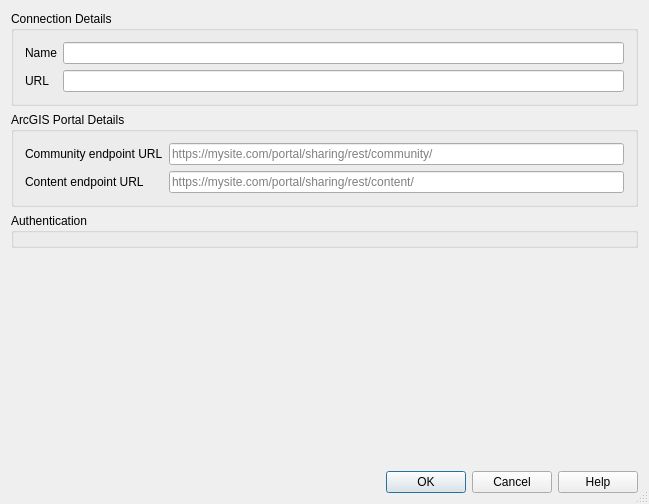
qgis/QGIS, file src/ui/qgsnewarcgisrestconnectionbase.ui: the form before one commit.
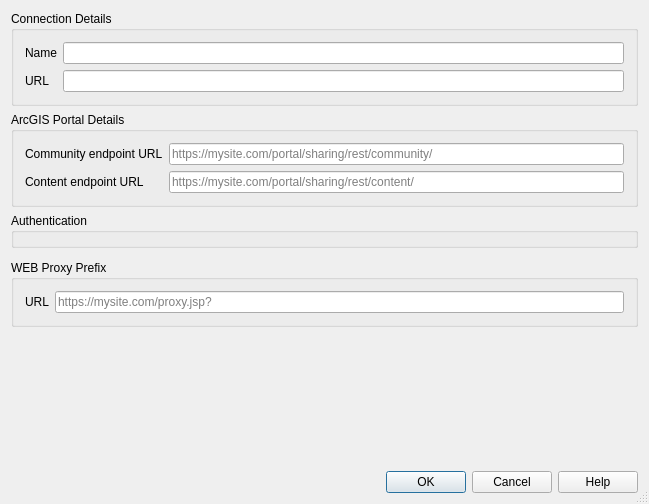
The form after the commit. Custom widgets are drawn as their Qt base class.

Commit message: Support of the ArcGIS server links with WEB Proxy prefixes

Diff of the .ui file:
```diff
--- a/src/ui/qgsnewarcgisrestconnectionbase.ui
+++ b/src/ui/qgsnewarcgisrestconnectionbase.ui
@@ -20,7 +20,7 @@
    <bool>true</bool>
   </property>
   <layout class="QGridLayout" name="gridLayout_4">
-   <item row="5" column="0">
+   <item row="6" column="0">
     <widget class="QDialogButtonBox" name="buttonBox">
      <property name="standardButtons">
       <set>QDialogButtonBox::Cancel|QDialogButtonBox::Help|QDialogButtonBox::Ok</set>
@@ -76,7 +76,7 @@
      </layout>
     </widget>
    </item>
-   <item row="4" column="0">
+   <item row="5" column="0">
     <spacer name="verticalSpacer">
      <property name="orientation">
       <enum>Qt::Vertical</enum>
@@ -181,7 +181,36 @@
      </layout>
     </widget>
    </item>
-  </layout>
+   <item row="4" column="0">
+    <widget class="QGroupBox" name="mUrlPrefixGroupBox">
+     <property name="title">
+      <string>WEB Proxy Prefix</string>
+     </property>
+     <layout class="QGridLayout" name="gridLayout2">
+      <item row="0" column="1">
+       <widget class="QLineEdit" name="mUrlPrefix">
+        <property name="toolTip">
+         <string>URL</string>
+        </property>
+        <property name="placeholderText">
+         <string>https://mysite.com/proxy.jsp?</string>
+        </property>
+       </widget>
+      </item>
+      <item row="0" column="0">
+       <widget class="QLabel" name="TextLabel1_5">
+        <property name="text">
+         <string>URL</string>
+        </property>
+        <property name="margin">
+         <number>5</number>
+        </property>
+       </widget>
+      </item>
+     </layout>
+    </widget>
+   </item>
+</layout>
  </widget>
  <layoutdefault spacing="6" margin="11"/>
  <customwidgets>
```
The commit also changes 15 other files.
